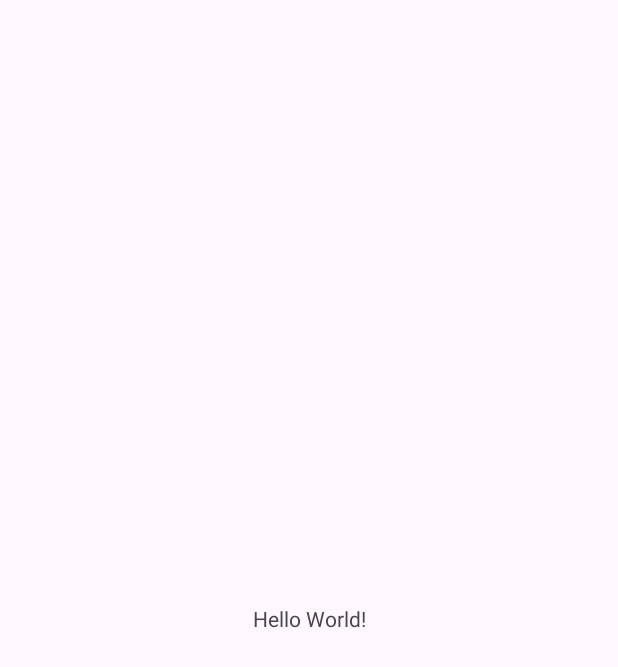
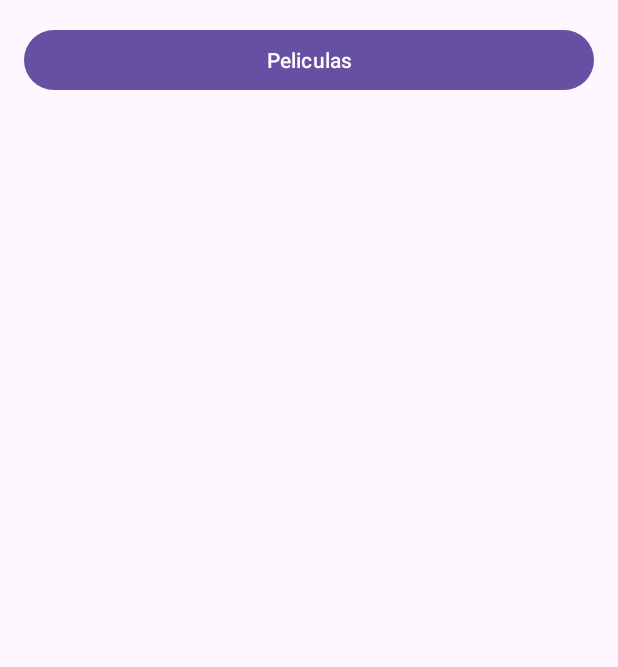
Before and after one commit to luismavlo/moviles-viu-act1, an Android app: the screen it shows after launch (MainActivity before the commit, MenuActivity after it), on a phone screen of 412 x 824 dp. Before the commit the part shown is almost empty. Shown: the top 667 px of the screen. Run offline under Robolectric (Android 15) with nearby library versions, the phone set to English and light mode, and no system bars.

Commit message:
create menu and activity films

```diff
--- /dev/null
+++ b/app/src/main/java/com/example/films_viu/MenuActivity.kt
@@ -0,0 +1,22 @@
+package com.example.films_viu
+
+import android.content.Intent
+import androidx.appcompat.app.AppCompatActivity
+import android.os.Bundle
+import android.widget.Button
+import com.example.films_viu.films.FilmsActivity
+
+class MenuActivity : AppCompatActivity() {
+    override fun onCreate(savedInstanceState: Bundle?) {
+        super.onCreate(savedInstanceState)
+        setContentView(R.layout.activity_menu)
+
+        val btnFilmsPage = findViewById<Button>(R.id.btnFilms)
+        btnFilmsPage.setOnClickListener { navigateToFilmsPage() }
+    }
+
+    fun navigateToFilmsPage() {
+        val intent = Intent(this, FilmsActivity::class.java)
+        startActivity(intent)
+    }
+}
--- a/app/src/main/java/com/example/films_viu/MainActivity.kt
+++ b/app/src/main/java/com/example/films_viu/films/FilmsActivity.kt
@@ -1,11 +1,12 @@
-package com.example.films_viu
+package com.example.films_viu.films
 
 import androidx.appcompat.app.AppCompatActivity
 import android.os.Bundle
+import com.example.films_viu.R
 
-class MainActivity : AppCompatActivity() {
+class FilmsActivity : AppCompatActivity() {
     override fun onCreate(savedInstanceState: Bundle?) {
         super.onCreate(savedInstanceState)
-        setContentView(R.layout.activity_main)
+        setContentView(R.layout.activity_films)
     }
 }
--- a/app/src/main/java/com/example/films_viu/models/Actors.kt
+++ /dev/null
@@ -1,4 +0,0 @@
-package com.example.films_viu.models
-
-class Actors {
-}
--- a/app/src/main/java/com/example/films_viu/models/Films.kt
+++ /dev/null
@@ -1,4 +0,0 @@
-package com.example.films_viu.models
-
-class Films {
-}
--- a/app/src/main/java/com/example/films_viu/models/Series.kt
+++ /dev/null
@@ -1,4 +0,0 @@
-package com.example.films_viu.models
-
-class Series {
-}
--- a/app/src/main/java/com/example/films_viu/views/FilmsViewHolder.kt
+++ /dev/null
@@ -1,4 +0,0 @@
-package com.example.films_viu.views
-
-class FilmsViewHolder {
-}
--- a/app/src/main/res/layout/activity_main.xml
+++ /dev/null
@@ -1,18 +0,0 @@
-<?xml version="1.0" encoding="utf-8"?>
-<androidx.constraintlayout.widget.ConstraintLayout xmlns:android="http://schemas.android.com/apk/res/android"
-    xmlns:app="http://schemas.android.com/apk/res-auto"
-    xmlns:tools="http://schemas.android.com/tools"
-    android:layout_width="match_parent"
-    android:layout_height="match_parent"
-    tools:context=".MainActivity">
-
-    <TextView
-        android:layout_width="wrap_content"
-        android:layout_height="wrap_content"
-        android:text="Hello World!"
-        app:layout_constraintBottom_toBottomOf="parent"
-        app:layout_constraintEnd_toEndOf="parent"
-        app:layout_constraintStart_toStartOf="parent"
-        app:layout_constraintTop_toTopOf="parent" />
-
-</androidx.constraintlayout.widget.ConstraintLayout>
--- /dev/null
+++ b/app/src/main/res/layout/activity_menu.xml
@@ -0,0 +1,16 @@
+<?xml version="1.0" encoding="utf-8"?>
+<LinearLayout xmlns:android="http://schemas.android.com/apk/res/android"
+    xmlns:tools="http://schemas.android.com/tools"
+    android:layout_width="match_parent"
+    android:layout_height="match_parent"
+    android:layout_margin="16dp"
+    android:orientation="vertical"
+    tools:context=".MenuActivity">
+
+    <Button
+        android:id="@+id/btnFilms"
+        android:layout_width="match_parent"
+        android:layout_height="wrap_content"
+        android:text="@string/peliculas" />
+
+</LinearLayout>
--- a/app/src/main/res/values/colors.xml
+++ b/app/src/main/res/values/colors.xml
@@ -2,4 +2,7 @@
 <resources>
     <color name="black">#FF000000</color>
     <color name="white">#FFFFFFFF</color>
+
+    <color name="background_card">#FF081A4A</color>
+    <color name="background_app">#010937</color>
 </resources>
--- a/app/src/main/res/values/strings.xml
+++ b/app/src/main/res/values/strings.xml
@@ -1,3 +1,5 @@
 <resources>
     <string name="app_name">films_viu</string>
+    <string name="peliculas">Peliculas</string>
+    <string name="listado_de_peliculas">Listado de peliculas</string>
 </resources>
```
Also changed, not shown: app/src/main/AndroidManifest.xml (+6 -1 lines), app/src/main/res/layout/activity_films.xml (added, +19 -0 lines).
